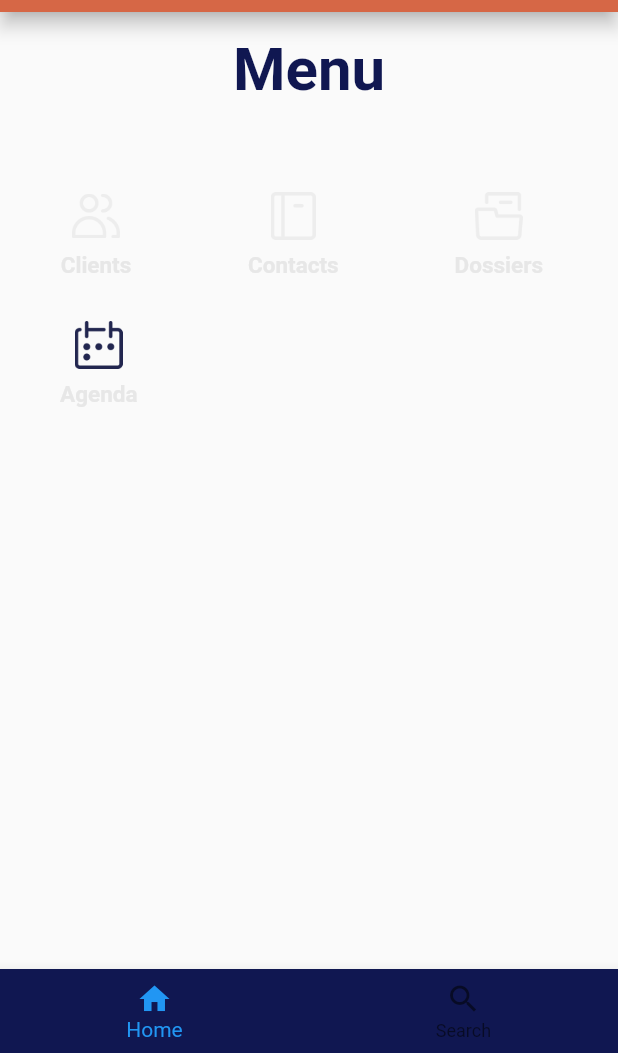
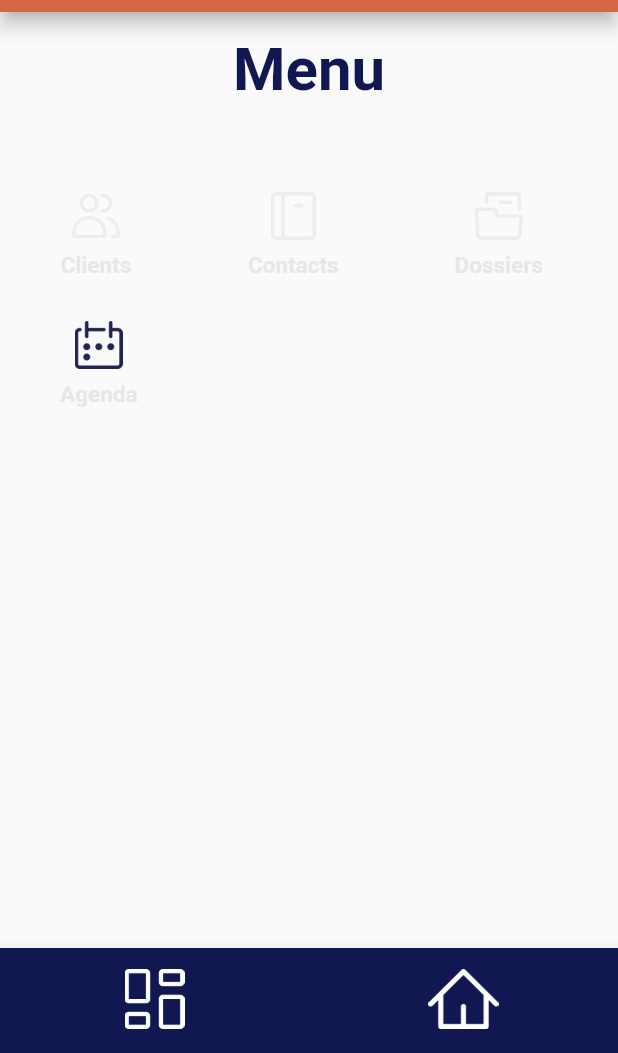
Before and after one commit to AmineBensaadat/Flutter_Avocat_app, a Flutter app: the screen it shows after launch, on a phone screen of 412 x 824 dp, the part 183-1236 px from its top. Run offline on Flutter 3.47's test engine with Material 2 defaults, Android fonts, the light colour scheme and no system bars; our stand-ins replace awesome_dialog, flutter_speed_dial.

Commit message:
add shared bottom navigation bar

```diff
--- a/lib/pages/menu.dart
+++ b/lib/pages/menu.dart
@@ -3,6 +3,7 @@
 import 'package:flutter/material.dart';
 
 import '../shared/appbar.dart';
+import '../shared/custom_bottom_navigation_bar.dart';
 import '../shared/menu_icon_button.dart';
 
 class Menu extends StatefulWidget {
@@ -136,21 +137,7 @@ class _MenuState extends State<Menu> {
           ),
         ),
       ]),
-      bottomNavigationBar: BottomNavigationBar(
-        backgroundColor: Color(0xFF101751),
-        items: <BottomNavigationBarItem>[
-          BottomNavigationBarItem(
-            icon: Icon(Icons.home),
-            label: "Home",
-          ),
-          BottomNavigationBarItem(
-            icon: Icon(Icons.search),
-            label: ("Search"),
-          ),
-        ],
-        currentIndex: 0,
-        onTap: (int index) {},
-      ),
+      bottomNavigationBar: CustomBottomNavigationBar(total_button: 2),
     );
   }
 }
--- /dev/null
+++ b/lib/shared/custom_bottom_navigation_bar.dart
@@ -0,0 +1,33 @@
+// ignore_for_file: prefer_const_constructors, non_constant_identifier_names, prefer_const_constructors_in_immutables
+
+import 'package:flutter/material.dart';
+
+class CustomBottomNavigationBar extends StatelessWidget {
+  final int total_button;
+
+  CustomBottomNavigationBar({
+    Key? key,
+    required this.total_button,
+  }) : super(key: key);
+
+  @override
+  Widget build(BuildContext context) {
+    return BottomNavigationBar(
+      backgroundColor: Color(0xFF101751),
+      showSelectedLabels: false,
+      showUnselectedLabels: false,
+      items: <BottomNavigationBarItem>[
+        BottomNavigationBarItem(
+          icon: Image.asset('assets/images/Dashboard.png', height: 40),
+          label: "",
+        ),
+        BottomNavigationBarItem(
+          icon: Image.asset('assets/images/Menu.png', height: 40),
+          label: "",
+        ),
+      ],
+      currentIndex: 0,
+      onTap: (int index) {},
+    );
+  }
+}
```
